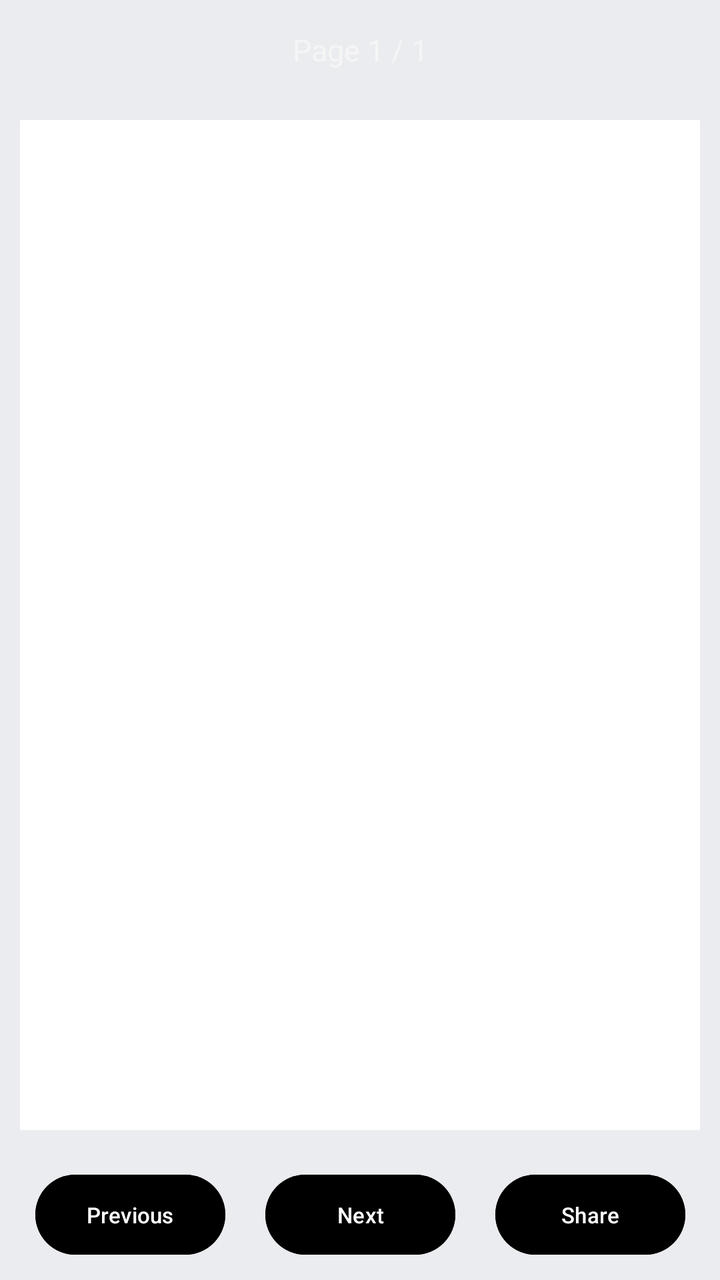
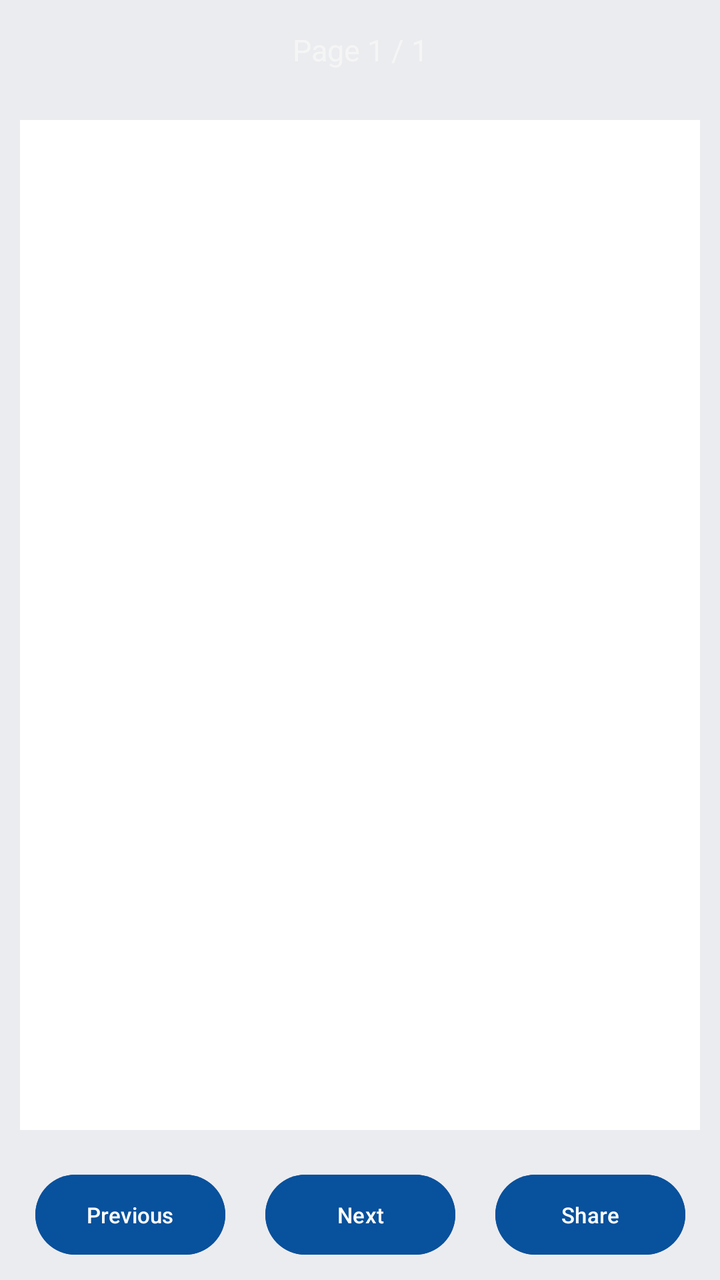

Screens rendered from an Android XML layout before and after an edit, with the pre-edit source and the edit as a unified diff.
<!-- AndroidManifest.xml: application theme Theme.WhiteVault -->
<!-- res/layout/activity_document_view.xml -->
<?xml version="1.0" encoding="utf-8"?>
<LinearLayout xmlns:android="http://schemas.android.com/apk/res/android"
    xmlns:app="http://schemas.android.com/apk/res-auto"
    xmlns:tools="http://schemas.android.com/tools"
    android:id="@+id/main"
    android:layout_width="match_parent"
    android:layout_height="match_parent"
    tools:context=".DocumentViewActivity"
    android:orientation="vertical"
    android:background="@color/background">

    

    <TextView
        android:id="@+id/text_page_number"
        android:layout_width="match_parent"
        android:layout_height="50dp"
        android:gravity="center"
        android:text="Page 1 / 1"
        android:textColor="#F5F5F5"
        android:textSize="15sp"/>


    

    <ImageView
        android:id="@+id/pdfPage"
        android:layout_width="match_parent"
        android:layout_height="0dp"
        android:layout_weight="1"
        android:adjustViewBounds="true"
        android:scaleType="fitCenter"
        android:background="@color/white"
        android:layout_margin="10dp"/>


    

    <LinearLayout
        android:layout_width="match_parent"
        android:layout_height="65dp"
        android:gravity="center"
        android:orientation="horizontal">

        <Button
            android:id="@+id/button_previous"
            android:layout_width="95dp"
            android:layout_height="wrap_content"
            android:text="Previous"
            android:textSize="11sp"
            android:textColor="@color/white"
            android:backgroundTint="@color/primary"
            android:layout_marginStart="25dp"/>

        <Button
            android:id="@+id/button_next"
            android:layout_width="95dp"
            android:layout_height="wrap_content"
            android:layout_marginStart="20dp"
            android:text="Next"
            android:textSize="11sp"
            android:textColor="@color/white"
            android:backgroundTint="@color/primary"/>

        <Button
            android:id="@+id/button_share"
            android:layout_width="95dp"
            android:layout_height="wrap_content"
            android:layout_marginStart="20dp"
            android:text="Share"
            android:textSize="11sp"
            android:textColor="@color/white"
            android:backgroundTint="@color/primary"
            android:layout_marginEnd="25dp"/>

    </LinearLayout>

</LinearLayout>
<!-- resources referenced by this layout -->
<resources>
  <color name="background">#EBECEF</color>
  <color name="white">#FFFFFFFF</color>
  <style name="Theme.WhiteVault" parent="Base.Theme.WhiteVault" />
  <style name="Base.Theme.WhiteVault" parent="Theme.Material3.DayNight.NoActionBar">
          
          
      </style>
</resources>

<!-- the commit's change to res/layout/activity_document_view.xml (unified diff, before → after) -->
@@ -49,7 +49,7 @@
             android:text="Previous"
             android:textSize="11sp"
             android:textColor="@color/white"
-            android:backgroundTint="@color/primary"
+            android:backgroundTint="@color/lPrimary"
             android:layout_marginStart="25dp"/>
 
         <Button
@@ -60,7 +60,7 @@
             android:text="Next"
             android:textSize="11sp"
             android:textColor="@color/white"
-            android:backgroundTint="@color/primary"/>
+            android:backgroundTint="@color/lPrimary"/>
 
         <Button
             android:id="@+id/button_share"
@@ -70,7 +70,7 @@
             android:text="Share"
             android:textSize="11sp"
             android:textColor="@color/white"
-            android:backgroundTint="@color/primary"
+            android:backgroundTint="@color/lPrimary"
             android:layout_marginEnd="25dp"/>
 
     </LinearLayout>
<!-- resource entries referenced after the edit -->
@@ -1,6 +1,7 @@
 <!-- resources referenced by this layout -->
 <resources>
   <color name="background">#EBECEF</color>
+  <color name="lPrimary">#08519C</color>
   <color name="white">#FFFFFFFF</color>
   <style name="Theme.WhiteVault" parent="Base.Theme.WhiteVault" />
   <style name="Base.Theme.WhiteVault" parent="Theme.Material3.DayNight.NoActionBar">
